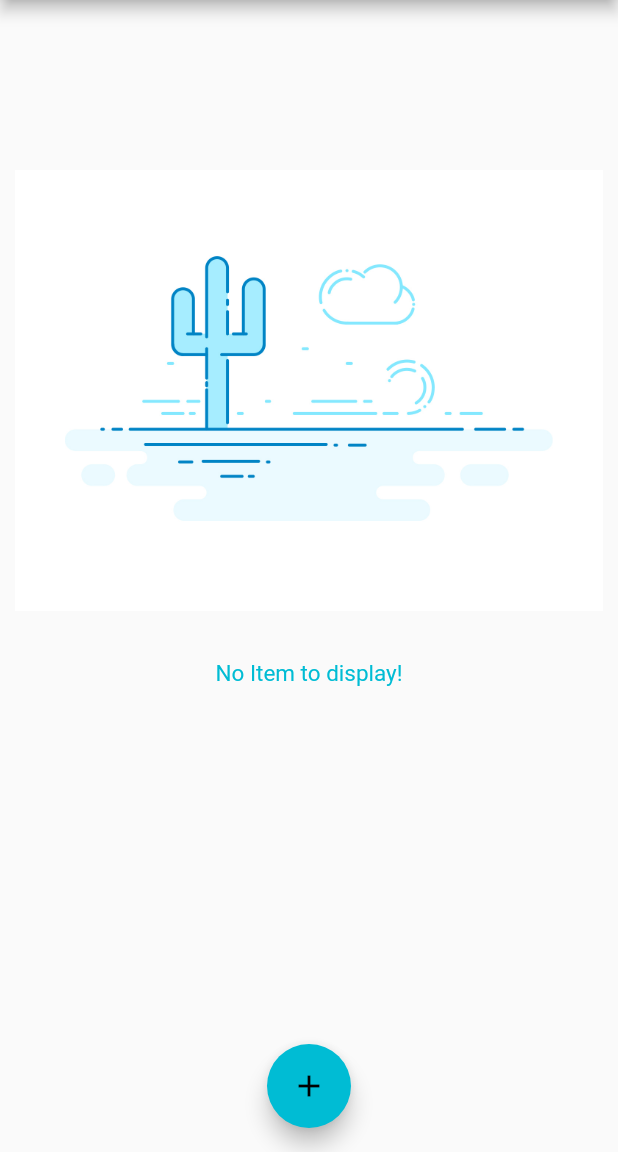
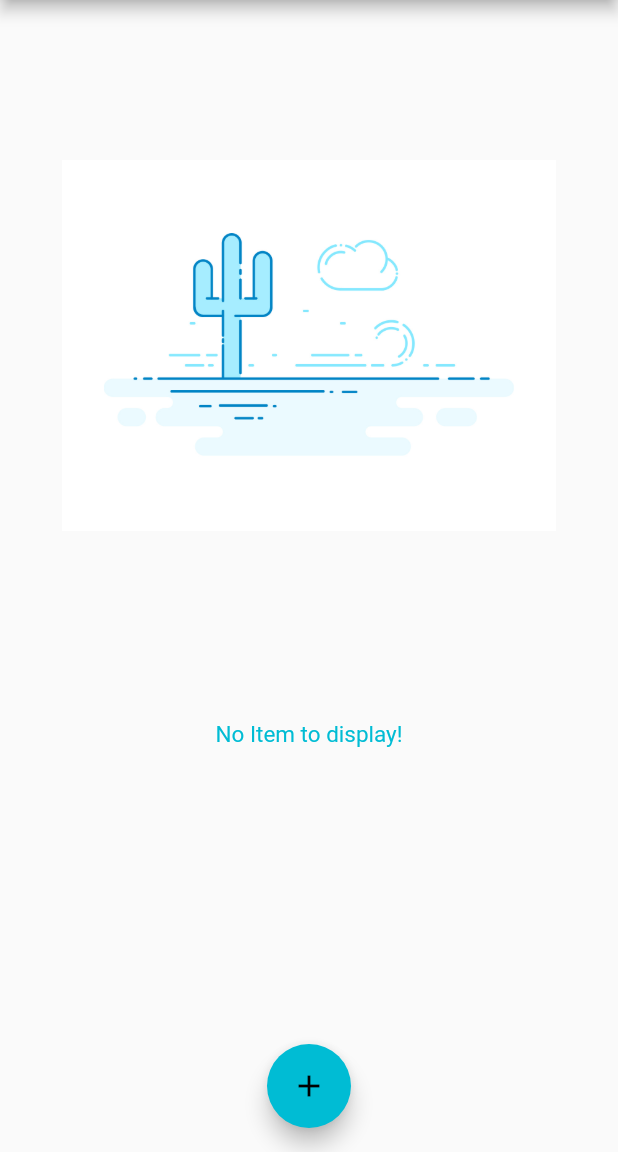
Before and after one commit to tanya-555/Expense-Tracker, a Flutter app: the screen it shows after launch, on a phone screen of 412 x 824 dp, the part 84-1236 px from its top. Run offline on Flutter 3.47's test engine with Material 2 defaults, Android fonts, the phone set to English and light mode, and no system bars; our stand-ins replace pie_chart.

Commit message:
use layout builder for displaying placeholder image in landscape mode

```diff
--- a/lib/widgets/home.dart
+++ b/lib/widgets/home.dart
@@ -55,17 +55,18 @@ class _HomeState extends State<Home> {
         appBar: AppBar(
           title: Text("Personal Expense Tracker"),
         ),
-        body: Container(
+        body: LayoutBuilder(builder: (ctx, constraint) {
+          return Container(
               child: _expensesList.isEmpty
                   ? Column(
                       children: <Widget>[
                         Container(
-                        padding: EdgeInsets.all(10.0),
-                        margin: EdgeInsets.only(top: 100),
+                          alignment: Alignment.center,
                           child: Image.asset(
                             'assets/images/attachment.jpg',
-                          width: 500,
-                          height: 300,
+                            width: constraint.maxWidth * 0.8,
+                            height: constraint.maxHeight * 0.6,
+                            alignment: Alignment.center,
                           ),
                         ),
                         Container(
@@ -98,7 +99,8 @@ class _HomeState extends State<Home> {
                           ),
                         ),
                       ],
-                  )),
+                    ));
+        }),
         floatingActionButtonLocation: FloatingActionButtonLocation.centerFloat,
         floatingActionButton: FloatingActionButton(
           child: Icon(Icons.add),
```
Lines whose indentation alone changed are shown as unchanged.
